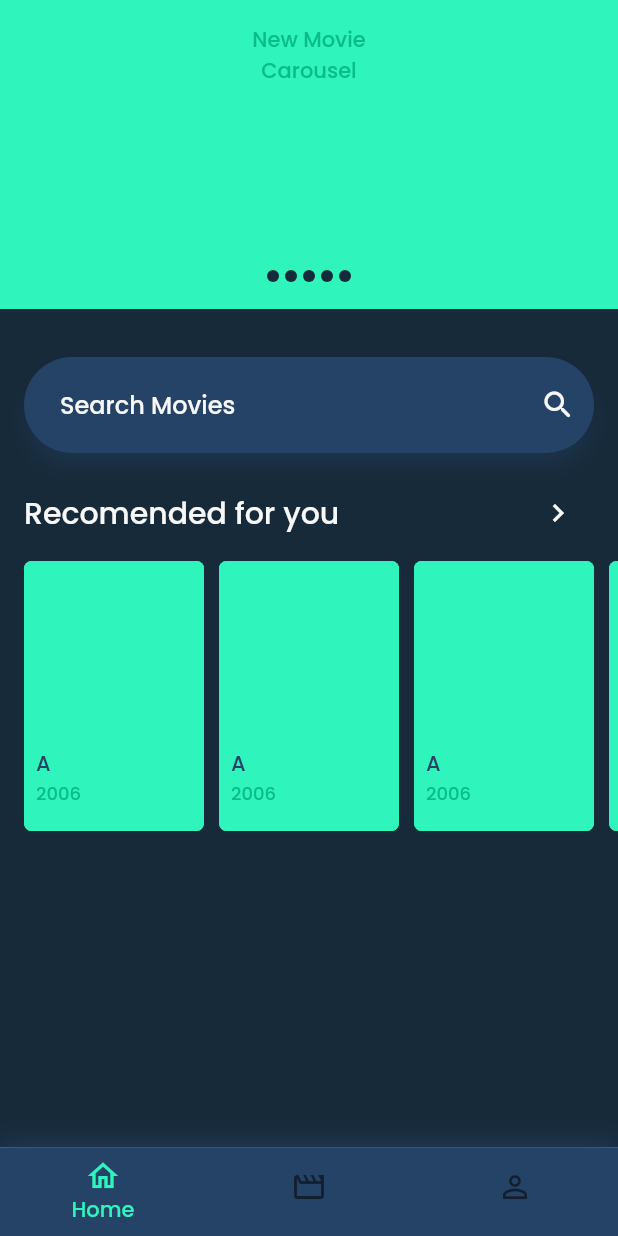
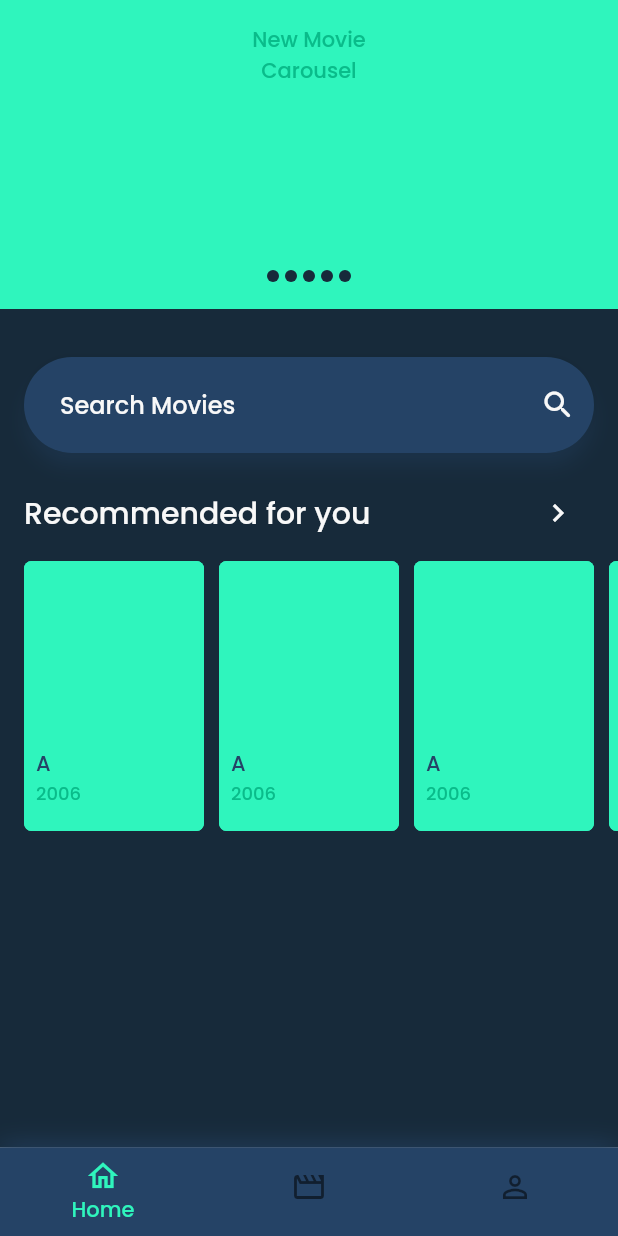
Before and after one commit to fatanabil/watch-list, a Flutter app: the screen it shows after launch, on a phone screen of 412 x 824 dp. Run offline on Flutter 3.47's test engine with Material 2 defaults, Android fonts, the phone set to English and light mode, and no system bars; our stand-ins replace sqflite; accounts and stored records are empty.

Commit message:
fix typo

```diff
--- a/lib/home_page.dart
+++ b/lib/home_page.dart
@@ -102,7 +102,7 @@ class _HomePageState extends State<HomePage> {
                         crossAxisAlignment: CrossAxisAlignment.center,
                         children: [
                           Text(
-                            'Recomended for you',
+                            'Recommended for you',
                             style: menuTitle,
                           ),
                           const Spacer(),
```
